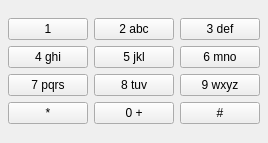
First picture: the form in wengophone/src/presentation/qt/DialpadWidget.ui, repository tkrotoff/WengoPhone, before the edit.
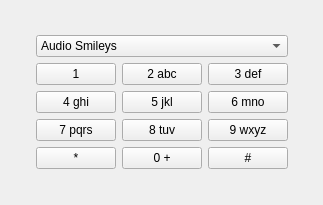
Second picture: the form after the edit. Icons and pictures are not drawn.

Commit message: Jungle theme is implemented, SipWrapper::playSoundFile() added, QtDialpad redone Looks nice now !

```diff
--- a/wengophone/src/presentation/qt/DialpadWidget.ui
+++ b/wengophone/src/presentation/qt/DialpadWidget.ui
@@ -8,8 +8,8 @@
    <rect>
     <x>0</x>
     <y>0</y>
-    <width>233</width>
-    <height>143</height>
+    <width>323</width>
+    <height>205</height>
    </rect>
   </property>
   <property name="windowTitle" >
@@ -17,7 +17,7 @@
   </property>
   <layout class="QGridLayout" >
    <property name="margin" >
-    <number>8</number>
+    <number>9</number>
    </property>
    <property name="spacing" >
     <number>6</number>
@@ -29,21 +29,8 @@
      </property>
      <property name="sizeHint" >
       <size>
-       <width>40</width>
-       <height>20</height>
-      </size>
-     </property>
-    </spacer>
-   </item>
-   <item row="0" column="0" >
-    <spacer>
-     <property name="orientation" >
-      <enum>Qt::Horizontal</enum>
-     </property>
-     <property name="sizeHint" >
-      <size>
-       <width>40</width>
-       <height>20</height>
+       <width>16</width>
+       <height>116</height>
       </size>
      </property>
     </spacer>
@@ -56,92 +43,117 @@
      <property name="spacing" >
       <number>6</number>
      </property>
-     <item row="2" column="1" >
+     <item row="4" column="0" >
+      <widget class="QPushButton" name="starButton" >
+       <property name="text" >
+        <string>*</string>
+       </property>
+      </widget>
+     </item>
+     <item row="3" column="1" >
       <widget class="QPushButton" name="eightButton" >
        <property name="text" >
         <string>8 tuv</string>
        </property>
       </widget>
      </item>
+     <item row="3" column="0" >
+      <widget class="QPushButton" name="sevenButton" >
+       <property name="text" >
+        <string>7 pqrs</string>
+       </property>
+      </widget>
+     </item>
      <item row="1" column="1" >
-      <widget class="QPushButton" name="fiveButton" >
+      <widget class="QPushButton" name="twoButton" >
        <property name="text" >
-        <string>5 jkl</string>
+        <string>2 abc</string>
        </property>
       </widget>
      </item>
-     <item row="1" column="0" >
-      <widget class="QPushButton" name="fourButton" >
-       <property name="text" >
-        <string>4 ghi</string>
-       </property>
-      </widget>
-     </item>
-     <item row="3" column="1" >
-      <widget class="QPushButton" name="zeroButton" >
-       <property name="text" >
-        <string>0 +</string>
-       </property>
+     <item row="0" column="0" colspan="3" >
+      <widget class="QComboBox" name="audioSmileysComboBox" >
+       <item>
+        <property name="text" >
+         <string>Audio Smileys</string>
+        </property>
+        <property name="icon" >
+         <iconset resource="wengophone.qrc" >:/emoticons/chat/emoticons/face-devil-grin16.png</iconset>
+        </property>
+       </item>
       </widget>
      </item>
      <item row="2" column="2" >
+      <widget class="QPushButton" name="sixButton" >
+       <property name="text" >
+        <string>6 mno</string>
+       </property>
+      </widget>
+     </item>
+     <item row="3" column="2" >
       <widget class="QPushButton" name="nineButton" >
        <property name="text" >
         <string>9 wxyz</string>
        </property>
       </widget>
      </item>
-     <item row="0" column="0" >
+     <item row="4" column="1" >
+      <widget class="QPushButton" name="zeroButton" >
+       <property name="text" >
+        <string>0 +</string>
+       </property>
+      </widget>
+     </item>
+     <item row="1" column="0" >
       <widget class="QPushButton" name="oneButton" >
        <property name="text" >
         <string>1</string>
        </property>
       </widget>
      </item>
-     <item row="0" column="2" >
+     <item row="4" column="2" >
+      <widget class="QPushButton" name="poundButton" >
+       <property name="text" >
+        <string>#</string>
+       </property>
+      </widget>
+     </item>
+     <item row="2" column="1" >
+      <widget class="QPushButton" name="fiveButton" >
+       <property name="text" >
+        <string>5 jkl</string>
+       </property>
+      </widget>
+     </item>
+     <item row="1" column="2" >
       <widget class="QPushButton" name="threeButton" >
        <property name="text" >
         <string>3 def</string>
        </property>
       </widget>
      </item>
-     <item row="3" column="0" >
-      <widget class="QPushButton" name="starButton" >
-       <property name="text" >
-        <string>*</string>
-       </property>
-      </widget>
-     </item>
-     <item row="3" column="2" >
-      <widget class="QPushButton" name="sharpButton" >
-       <property name="text" >
-        <string>#</string>
-       </property>
-      </widget>
-     </item>
-     <item row="0" column="1" >
-      <widget class="QPushButton" name="twoButton" >
-       <property name="text" >
-        <string>2 abc</string>
-       </property>
-      </widget>
-     </item>
      <item row="2" column="0" >
-      <widget class="QPushButton" name="sevenButton" >
+      <widget class="QPushButton" name="fourButton" >
        <property name="text" >
-        <string>7 pqrs</string>
-       </property>
-      </widget>
-     </item>
-     <item row="1" column="2" >
-      <widget class="QPushButton" name="sixButton" >
-       <property name="text" >
-        <string>6 mno</string>
+        <string>4 ghi</string>
        </property>
       </widget>
      </item>
     </layout>
    </item>
+   <item row="0" column="0" >
+    <spacer>
+     <property name="orientation" >
+      <enum>Qt::Horizontal</enum>
+     </property>
+     <property name="sizeHint" >
+      <size>
+       <width>16</width>
+       <height>116</height>
+      </size>
+     </property>
+    </spacer>
+   </item>
   </layout>
  </widget>
  <pixmapfunction></pixmapfunction>
```
Left out of the diff: 9 changed lines with no effect on the pictures. The commit also changes 27 other files.
